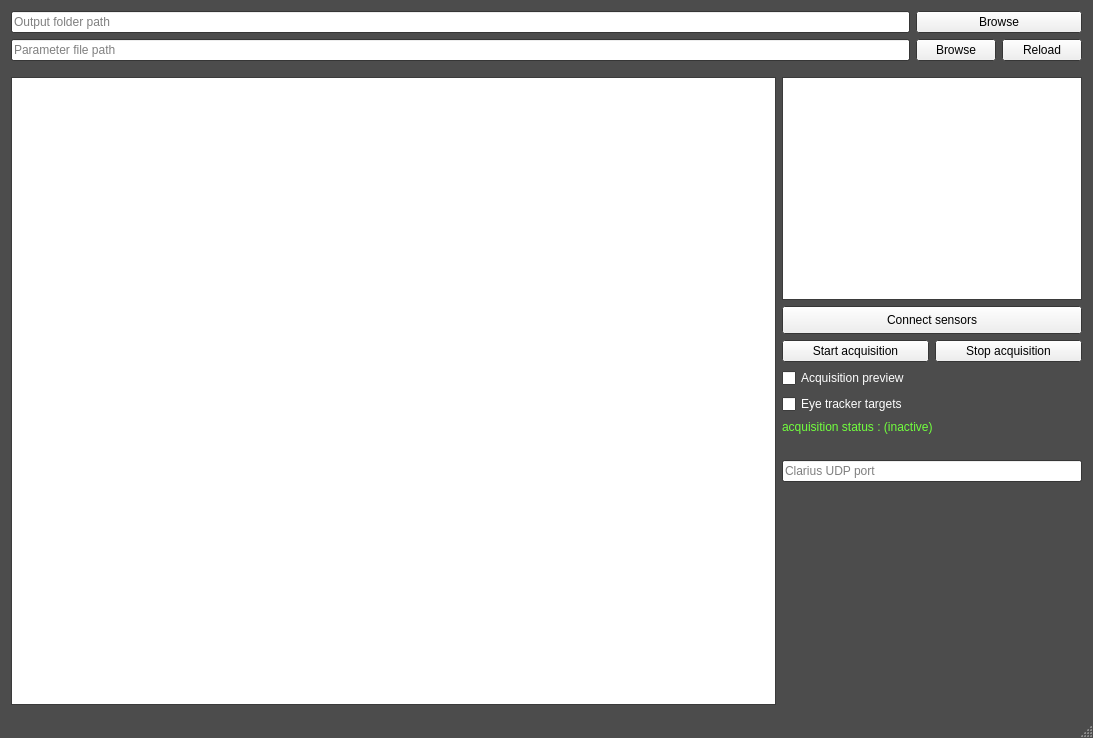
The window that SonoAssist/SonoAssist/SonoAssist.ui (LATIS-LABS-ETS/SonoAssist) describes before a commit, drawn with Qt 5.
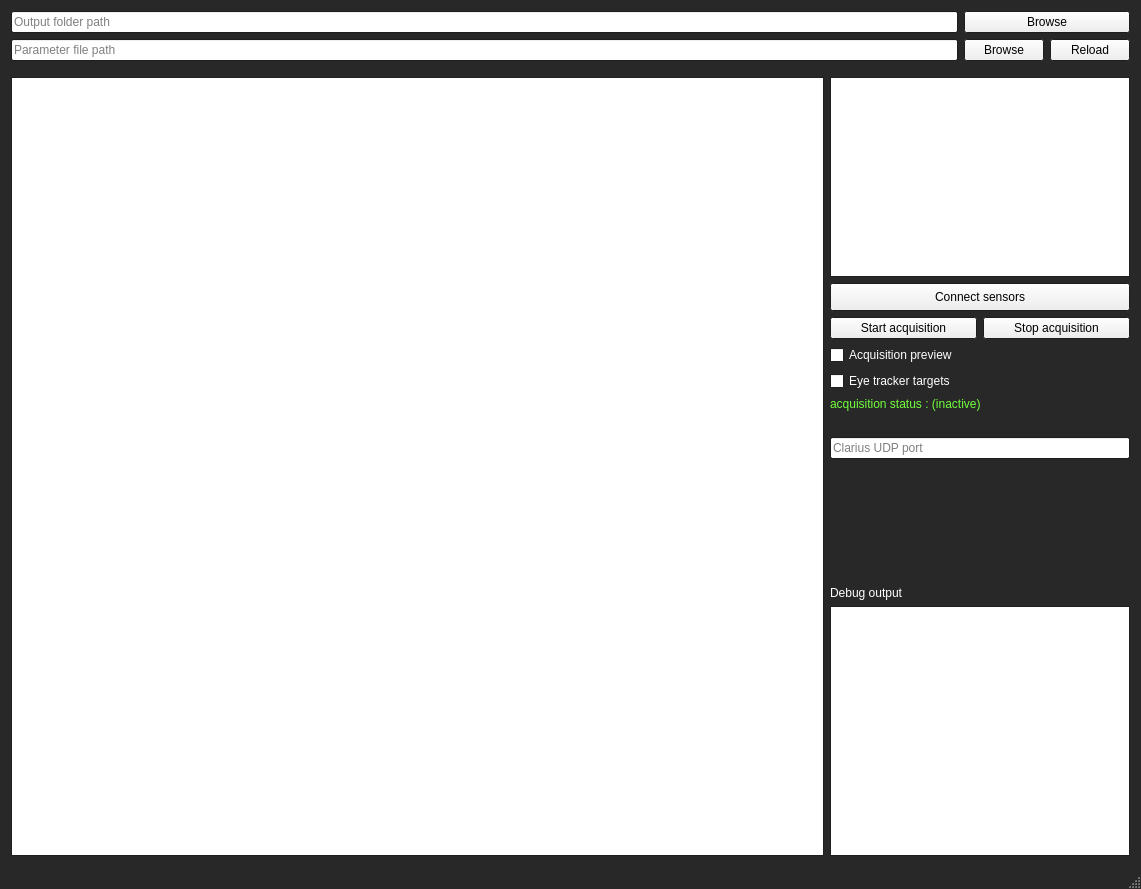
The same window after the commit.

Diff of the .ui file:
```diff
--- a/SonoAssist/SonoAssist/SonoAssist.ui
+++ b/SonoAssist/SonoAssist/SonoAssist.ui
@@ -6,8 +6,8 @@
    <rect>
     <x>0</x>
     <y>0</y>
-    <width>1093</width>
-    <height>738</height>
+    <width>1141</width>
+    <height>889</height>
    </rect>
   </property>
   <property name="sizePolicy">
@@ -52,9 +52,9 @@
      <colorrole role="Window">
       <brush brushstyle="SolidPattern">
        <color alpha="255">
-        <red>76</red>
-        <green>76</green>
-        <blue>76</blue>
+        <red>40</red>
+        <green>40</green>
+        <blue>40</blue>
        </color>
       </brush>
      </colorrole>
@@ -81,9 +81,9 @@
      <colorrole role="Window">
       <brush brushstyle="SolidPattern">
        <color alpha="255">
-        <red>76</red>
-        <green>76</green>
-        <blue>76</blue>
+        <red>40</red>
+        <green>40</green>
+        <blue>40</blue>
        </color>
       </brush>
      </colorrole>
@@ -101,18 +101,18 @@
      <colorrole role="Base">
       <brush brushstyle="SolidPattern">
        <color alpha="255">
-        <red>76</red>
-        <green>76</green>
-        <blue>76</blue>
+        <red>40</red>
+        <green>40</green>
+        <blue>40</blue>
        </color>
       </brush>
      </colorrole>
      <colorrole role="Window">
       <brush brushstyle="SolidPattern">
        <color alpha="255">
-        <red>76</red>
-        <green>76</green>
-        <blue>76</blue>
+        <red>40</red>
+        <green>40</green>
+        <blue>40</blue>
        </color>
       </brush>
      </colorrole>
@@ -397,7 +397,7 @@
             </property>
             <property name="minimumSize">
              <size>
-              <width>185</width>
+              <width>298</width>
               <height>0</height>
              </size>
             </property>
@@ -421,6 +421,35 @@
           </property>
          </spacer>
         </item>
+        <item>
+         <widget class="QLabel" name="label">
+          <property name="text">
+           <string>Debug output</string>
+          </property>
+         </widget>
+        </item>
+        <item>
+         <widget class="QTextEdit" name="debug_text_edit">
+          <property name="sizePolicy">
+           <sizepolicy hsizetype="Minimum" vsizetype="Minimum">
+            <horstretch>0</horstretch>
+            <verstretch>0</verstretch>
+           </sizepolicy>
+          </property>
+          <property name="minimumSize">
+           <size>
+            <width>300</width>
+            <height>250</height>
+           </size>
+          </property>
+          <property name="lineWrapMode">
+           <enum>QTextEdit::NoWrap</enum>
+          </property>
+          <property name="readOnly">
+           <bool>true</bool>
+          </property>
+         </widget>
+        </item>
        </layout>
       </item>
      </layout>
```
Left out of the diff: 4 changed lines with no effect on the pictures.
